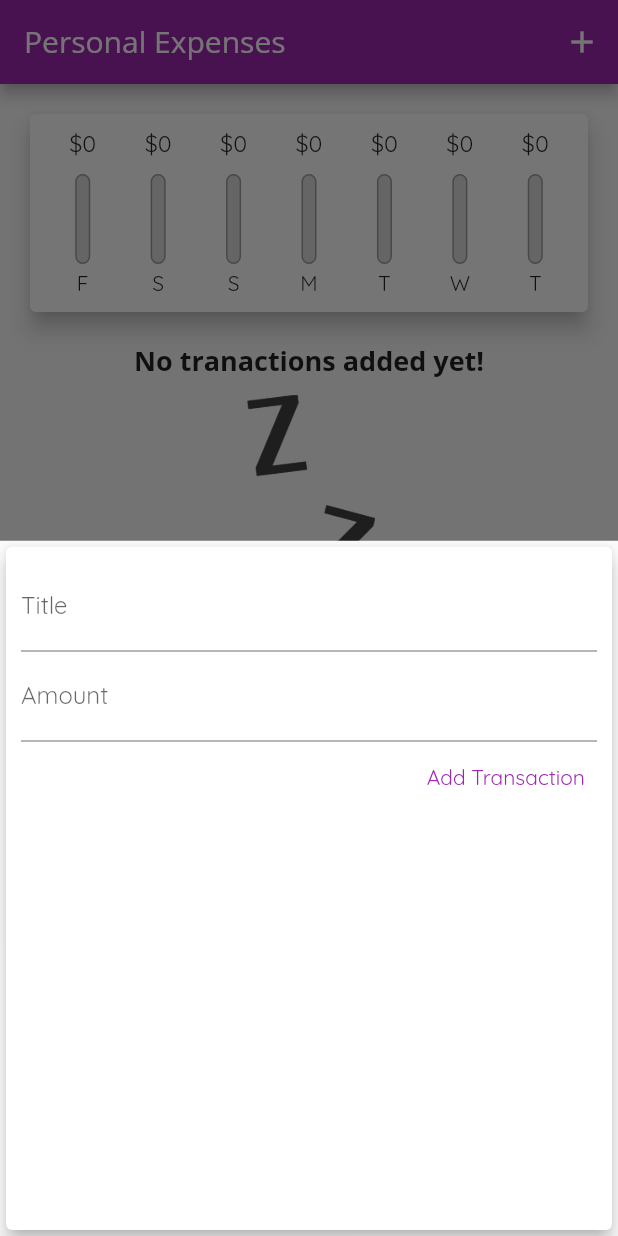
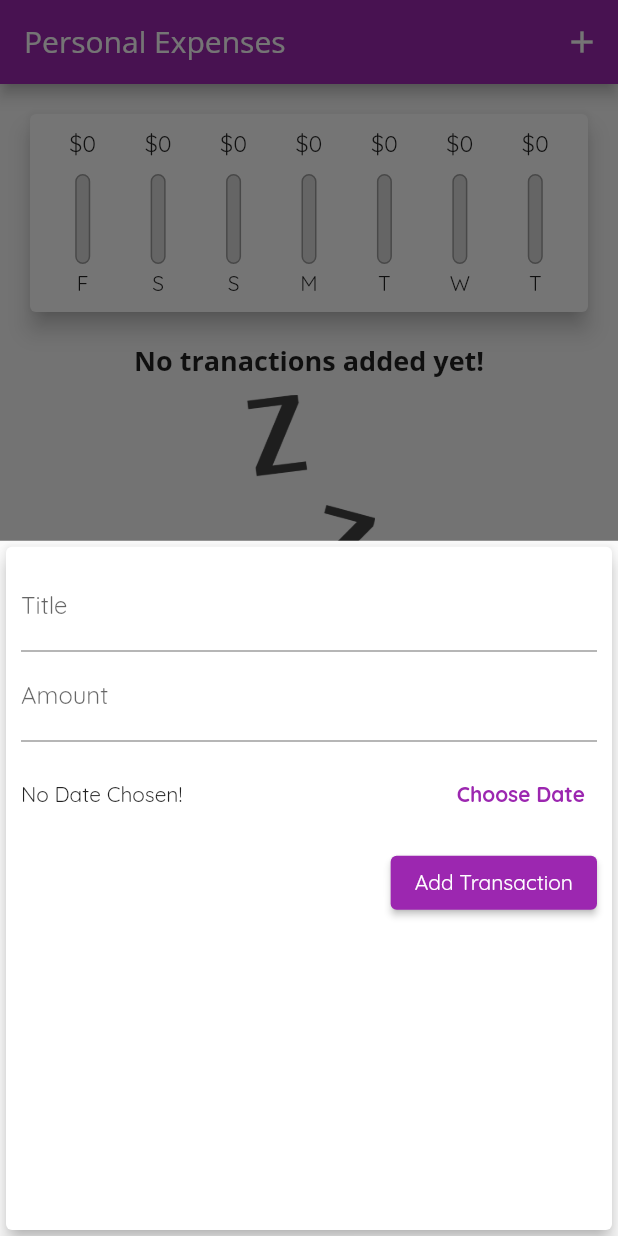
Before and after one commit to rahulkolage/expense_planner_app, a Flutter app: the screen it shows after launch, after a tap on the "add" icon, on a phone screen of 412 x 824 dp. Run offline on Flutter 3.47's test engine with Material 2 defaults, Android fonts, the phone set to English and light mode, and no system bars.

Commit message:
insert, delete code

```diff
--- a/lib/app.dart
+++ b/lib/app.dart
@@ -39,11 +39,11 @@ class _MyHomePageState extends State<MyHomePage> {
 
   // this is private method
   // to use it in another widget, pass it via constructor of desired widget
-  void _addNewTransaction(String txTitle, double txAmount) {
+  void _addNewTransaction(String txTitle, double txAmount, DateTime choosenDate) {
     final newTx = Transaction(
       title: txTitle,
       amount: txAmount,
-      date: DateTime.now(),
+      date: choosenDate,
       id: DateTime.now().toString(),
     );
 
@@ -66,6 +66,12 @@ class _MyHomePageState extends State<MyHomePage> {
     );
   }
 
+  void _deleteTransaction(String id) {
+    setState(() {
+      _userTransactions.removeWhere((tx) => tx.id == id);
+    });
+  }
+
   @override
   Widget build(BuildContext context) {
     return Scaffold(
@@ -86,7 +92,7 @@ class _MyHomePageState extends State<MyHomePage> {
           crossAxisAlignment: CrossAxisAlignment.stretch,
           children: [
             Chart(_recentTransactions),
-            TransactionList(_userTransactions),
+            TransactionList(_userTransactions, _deleteTransaction),
           ],
         ),
       ),
--- a/lib/main.dart
+++ b/lib/main.dart
@@ -27,6 +27,7 @@ class MyApp extends StatelessWidget {
               fontFamily: 'OpenSans',
               fontSize: 18,
               fontWeight: FontWeight.bold),
+          button: TextStyle(color: Colors.white),
         ),
         appBarTheme: const AppBarTheme(
             backgroundColor: Colors.purple,
--- a/lib/widgets/new_transaction.dart
+++ b/lib/widgets/new_transaction.dart
@@ -1,4 +1,5 @@
 import 'package:flutter/material.dart';
+import 'package:intl/intl.dart';
 
 // contains text fields
 
@@ -12,21 +13,50 @@ class NewTransaction extends StatefulWidget {
 }
 
 class _NewTransactionState extends State<NewTransaction> {
-  final titleController = TextEditingController();
+  final _titleController = TextEditingController();
+  final _amountController = TextEditingController();
 
-  final amountController = TextEditingController();
+  // this is not final as it's going to change
+  DateTime? _selectedDate;
 
-  void submitData() {
-    final enteredTitle = titleController.text;
-    final enteredAmount = double.parse(amountController.text);
+  void _submitData() {
+    if (_amountController.text.isEmpty) {
+      return;
+    }
 
-    if (enteredTitle.isEmpty || enteredAmount <= 0) {
+    final enteredTitle = _titleController.text;
+    final enteredAmount = double.parse(_amountController.text);
+
+    if (enteredTitle.isEmpty || enteredAmount <= 0 || _selectedDate == null) {
       return;
     }
     // addTx get automatically updated with widget property when converting to Stateful widget
-    widget.addTx(enteredTitle, enteredAmount);
+    widget.addTx(
+      enteredTitle,
+      enteredAmount,
+      _selectedDate,
+    );
 
-    // Navigator.of(context).pop();
+    // closes keyboard and modal
+    Navigator.of(context).pop();
+  }
+
+  void _presentDatePicker() {
+    // in this state class we have global 'context' property available
+    showDatePicker(
+      context: context,
+      initialDate: DateTime.now(),
+      firstDate: DateTime(2023),
+      lastDate: DateTime.now(),
+    ).then((pickedDate) {
+      if (pickedDate == null) {
+        return;
+      }
+
+      setState(() {
+        _selectedDate = pickedDate;
+      });
+    });
   }
 
   @override
@@ -42,19 +72,45 @@ class _NewTransactionState extends State<NewTransaction> {
             TextField(
               decoration: InputDecoration(labelText: 'Title'),
               // onChanged: (value) {titleInput = value;},
-              controller: titleController,
-              onSubmitted: (_) => submitData(),
+              controller: _titleController,
+              onSubmitted: (_) => _submitData(),
             ),
             TextField(
               decoration: InputDecoration(labelText: 'Amount'),
               // onChanged: (value) {amountInput = value;},
-              controller: amountController,
+              controller: _amountController,
               keyboardType: TextInputType.numberWithOptions(decimal: true),
-              onSubmitted: (_) => submitData(),
+              onSubmitted: (_) => _submitData(),
             ),
-            TextButton(
-              style: TextButton.styleFrom(foregroundColor: Colors.purple),
-              onPressed: submitData,
+            Container(
+              height: 70,
+              child: Row(
+                children: [
+                  Expanded(
+                    child: Text(
+                      _selectedDate == null
+                          ? 'No Date Chosen!'
+                          : 'Picked Date: ${DateFormat.yMd().format(_selectedDate as DateTime)}',
+                    ),
+                  ),
+                  TextButton(
+                    style: TextButton.styleFrom(
+                        foregroundColor: Theme.of(context).primaryColor),
+                    onPressed: _presentDatePicker,
+                    child: const Text(
+                      'Choose Date',
+                      style: TextStyle(fontWeight: FontWeight.bold),
+                    ),
+                  )
+                ],
+              ),
+            ),
+            ElevatedButton(
+              style: TextButton.styleFrom(
+                foregroundColor: Theme.of(context).textTheme.button?.color,
+                backgroundColor: Theme.of(context).primaryColor,
+              ),
+              onPressed: _submitData,
               child: const Text('Add Transaction'),
             )
           ],
--- a/lib/widgets/transaction_list.dart
+++ b/lib/widgets/transaction_list.dart
@@ -4,8 +4,9 @@ import '../models/transaction.dart';
 
 class TransactionList extends StatelessWidget {
   final List<Transaction> transactions;
+  final Function deleteTx;
 
-  TransactionList(this.transactions, {super.key});
+  TransactionList(this.transactions,this.deleteTx, {super.key});
 
   @override
   Widget build(BuildContext context) {
@@ -57,6 +58,11 @@ class TransactionList extends StatelessWidget {
                     subtitle: Text(
                       DateFormat.yMMMd().format(transactions[index].date),
                       style: const TextStyle(fontSize: 16, color: Colors.grey),
+                    ),
+                    trailing: IconButton(
+                      color: Theme.of(context).errorColor,
+                      icon: Icon(Icons.delete),
+                      onPressed: () => deleteTx(transactions[index].id),
                     ),
                   ),
                 );
```
